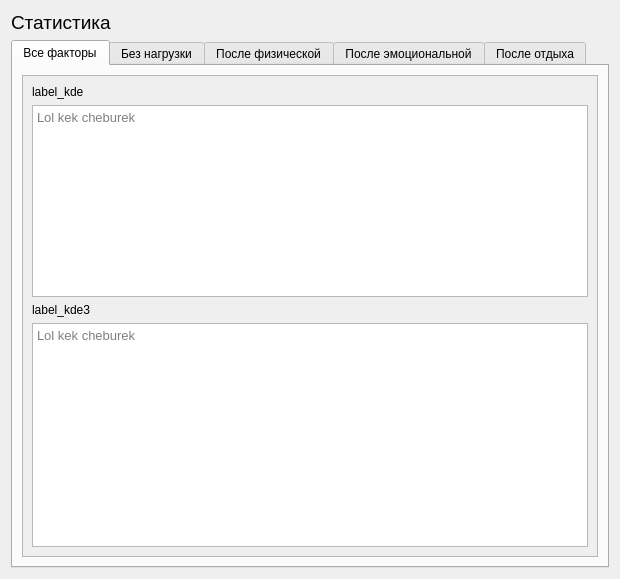
This is src/main/python/ui/frame_sample.ui in podkidyshev/health-weather_correlation as Qt 5 draws it before an edit. The edited form follows.
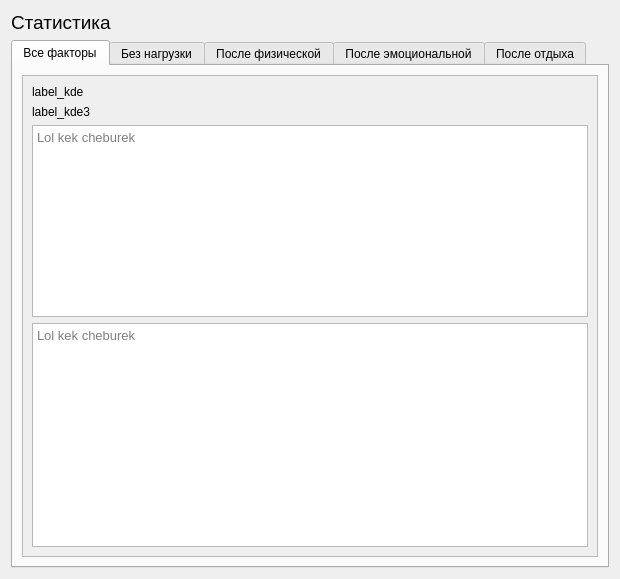
This is the edited form.

```diff
--- a/src/main/python/ui/frame_sample.ui
+++ b/src/main/python/ui/frame_sample.ui
@@ -88,6 +88,19 @@
              </property>
             </widget>
            </item>
+           <item>
+            <widget class="QLabel" name="label_kde3">
+             <property name="sizePolicy">
+              <sizepolicy hsizetype="Expanding" vsizetype="Maximum">
+               <horstretch>0</horstretch>
+               <verstretch>0</verstretch>
+              </sizepolicy>
+             </property>
+             <property name="text">
+              <string>label_kde3</string>
+             </property>
+            </widget>
+           </item>
            <item>
             <widget class="QTextEdit" name="text_main_1">
              <property name="sizePolicy">
@@ -118,19 +131,6 @@
              </property>
             </widget>
            </item>
-           <item>
-            <widget class="QLabel" name="label_kde3">
-             <property name="sizePolicy">
-              <sizepolicy hsizetype="Expanding" vsizetype="Maximum">
-               <horstretch>0</horstretch>
-               <verstretch>0</verstretch>
-              </sizepolicy>
-             </property>
-             <property name="text">
-              <string>label_kde3</string>
-             </property>
-            </widget>
-           </item>
            <item>
             <widget class="QTextEdit" name="text_main_2">
              <property name="font">
```
